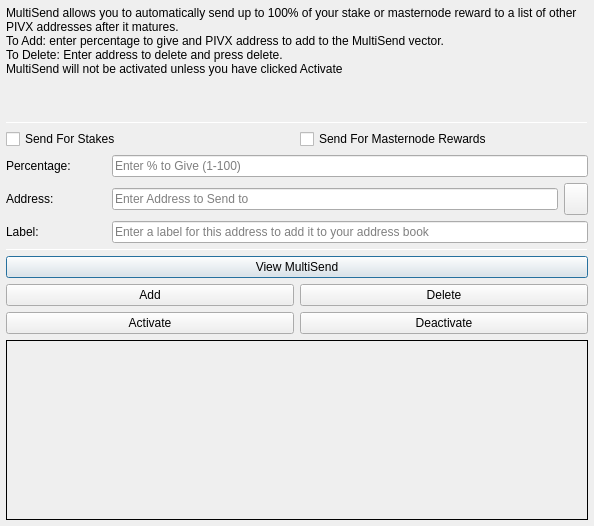
Old version of the form src/qt/forms/multisenddialog.ui in the repository jonspock/tessa.
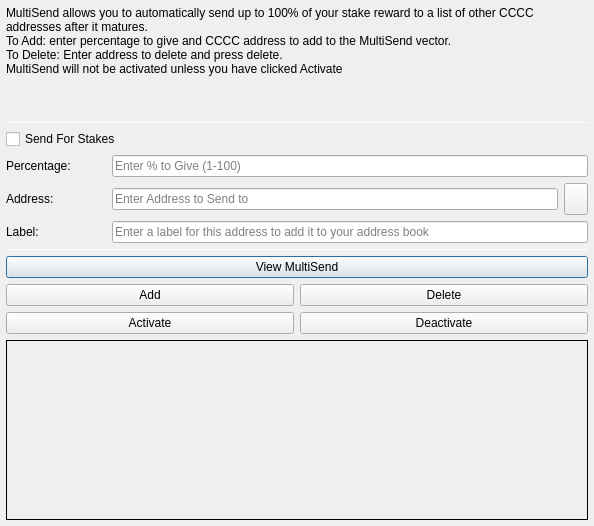
New version of the form. Icons and pictures are not drawn.

The edit to the form file:
```diff
--- a/src/qt/forms/multisenddialog.ui
+++ b/src/qt/forms/multisenddialog.ui
@@ -37,8 +37,8 @@
         <number>1</number>
        </property>
        <property name="text">
-        <string>MultiSend allows you to automatically send up to 100% of your stake or masternode reward to a list of other PIVX addresses after it matures.
-To Add: enter percentage to give and PIVX address to add to the MultiSend vector.
+        <string>MultiSend allows you to automatically send up to 100% of your stake reward to a list of other CCCC addresses after it matures.
+To Add: enter percentage to give and CCCC address to add to the MultiSend vector.
 To Delete: Enter address to delete and press delete.
 MultiSend will not be activated unless you have clicked Activate</string>
        </property>
@@ -80,13 +80,6 @@
            </property>
           </widget>
          </item>
-         <item>
-          <widget class="QCheckBox" name="multiSendMasternodeCheckBox">
-           <property name="text">
-            <string>Send For Masternode Rewards</string>
-           </property>
-          </widget>
-         </item>
         </layout>
        </item>
        <item>
```
